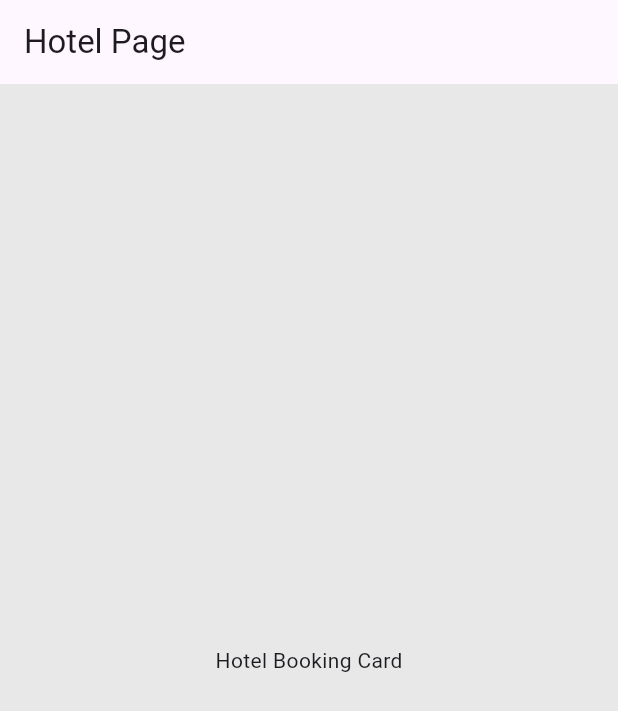
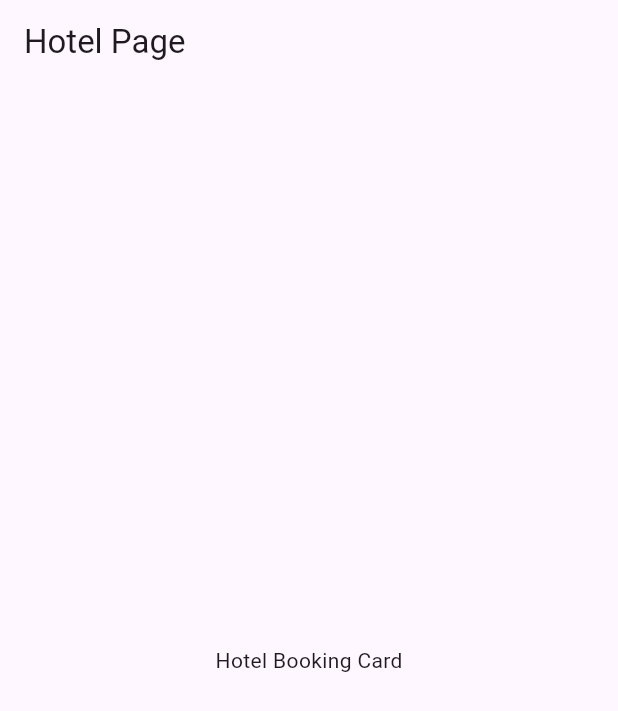
Before and after one commit to Edward-Kabue/hotel_management, a Flutter app: the screen it shows after launch, on a phone screen of 412 x 824 dp. Shown: the top 711 px of the screen. Run offline on Flutter 3.47's test engine with Material 3 defaults, Android fonts, the phone set to English and light mode, and no system bars.

Commit message:
Refactor to default

```diff
--- a/lib/core/theme/app_theme.dart
+++ /dev/null
@@ -1,29 +0,0 @@
-import 'package:hotel/core/theme/color_pallet.dart';
-import 'package:flutter/material.dart';
-
-class AppTheme {
-  static ThemeData get themeData => ThemeData(
-        primaryColor: AppPallet.primaryColor,
-        colorScheme: ThemeData().colorScheme.copyWith(
-              secondary: AppPallet.accentColor,
-            ),
-        scaffoldBackgroundColor: AppPallet.accentColorLightest3,
-        textTheme: const TextTheme(
-          displayLarge: TextStyle(
-            fontSize: 72.0,
-            fontWeight: FontWeight.bold,
-            color: AppPallet.accentColorLightest,
-          ),
-          displaySmall: TextStyle(
-            fontSize: 36.0,
-            fontStyle: FontStyle.italic,
-            color: AppPallet.accentColorLightest,
-          ),
-          titleSmall: TextStyle(
-            fontSize: 14.0,
-            fontFamily: 'Hind',
-            color: AppPallet.accentColorLightest,
-          ),
-        ),
-      );
-}
--- a/lib/core/theme/color_pallet.dart
+++ /dev/null
@@ -1,30 +0,0 @@
-import 'package:flutter/material.dart';
-
-class AppPallet {
-  static const Color buttonColor = Color.fromRGBO(231, 210, 23, 0.969);
-  static const Color primaryColor = Color.fromARGB(0, 233, 200, 79);
-  static const Color accentColor = Color.fromARGB(0, 211, 78, 78);
-  static const Color secondaryButton = Color.fromARGB(0, 29, 29, 29);
-  static const Color accentColorLight = Color(0x29EB1555);
-  static const Color accentColorDark = Color(0x99EB1555);
-  static const Color accentColorDarker = Color(0xFF8D8E98);
-  static const Color accentColorLighter = Color(0xFF4C4F5E);
-  static const Color accentColorLightest = Color(0xFFC8C8C8);
-  static const Color accentColorLightest2 = Color.fromARGB(255, 22, 1, 1);
-  static const Color accentColorLightest3 = Color(0xFFE8E8E8);
-  static const Color accentColorLightest4 = Color(0xFFE8E8E8);
-  static const Color accentColorLightest5 = Color(0xFFE8E8E8);
-  static const Color accentColorLightest6 = Color(0xFFE8E8E8);
-  static const Color accentColorLightest7 = Color(0xFFE8E8E8);
-  static const Color accentColorLightest8 = Color(0xFFE8E8E8);
-  static const Color accentColorLightest9 = Color(0xFFE8E8E8);
-  static const Color accentColorLightest10 = Color(0xFFE8E8E8);
-  static const Color accentColorLightest11 = Color(0xFFE8E8E8);
-  static const Color accentColorLightest12 = Color(0xFFE8E8E8);
-  static const Color accentColorLightest13 = Color(0xFFE8E8E8);
-  static const Color accentColorLightest14 = Color(0xFFE8E8E8);
-  static const Color accentColorLightest15 = Color(0xFFE8E8E8);
-  static const Color accentColorLightest16 = Color(0xFFE8E8E8);
-  static const Color accentColorLightest17 = Color(0xFFE8E8E8);
-  static const Color accentColorLightest18 = Color(0xFFE8);
-}
--- a/lib/main.dart
+++ b/lib/main.dart
@@ -1,5 +1,4 @@
 import 'package:flutter/material.dart';
-import 'package:hotel/core/theme/app_theme.dart';
 
 void main() => runApp(const Hotel());
 
@@ -9,12 +8,11 @@ class Hotel extends StatelessWidget {
   Widget build(BuildContext context) {
     return MaterialApp(
       title: 'Hotel Card',
-      theme: AppTheme.themeData,
+      theme: ThemeData(primarySwatch: Colors.blue),
       home: const MyHomePage(title: 'Hotel Page'),
     );
   }
 }
-
 
 class MyHomePage extends StatelessWidget {
   final String title;
```
Also changed, not shown: lib/app.dart (deleted), 1 other file.
